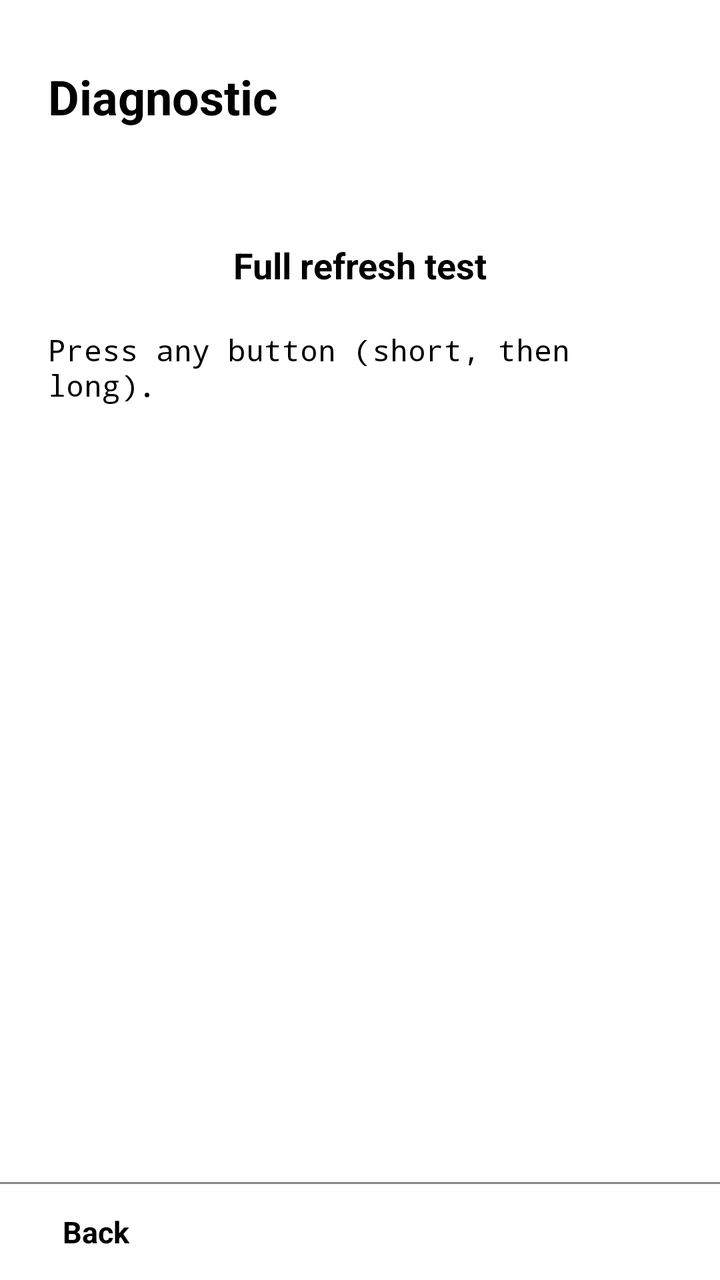
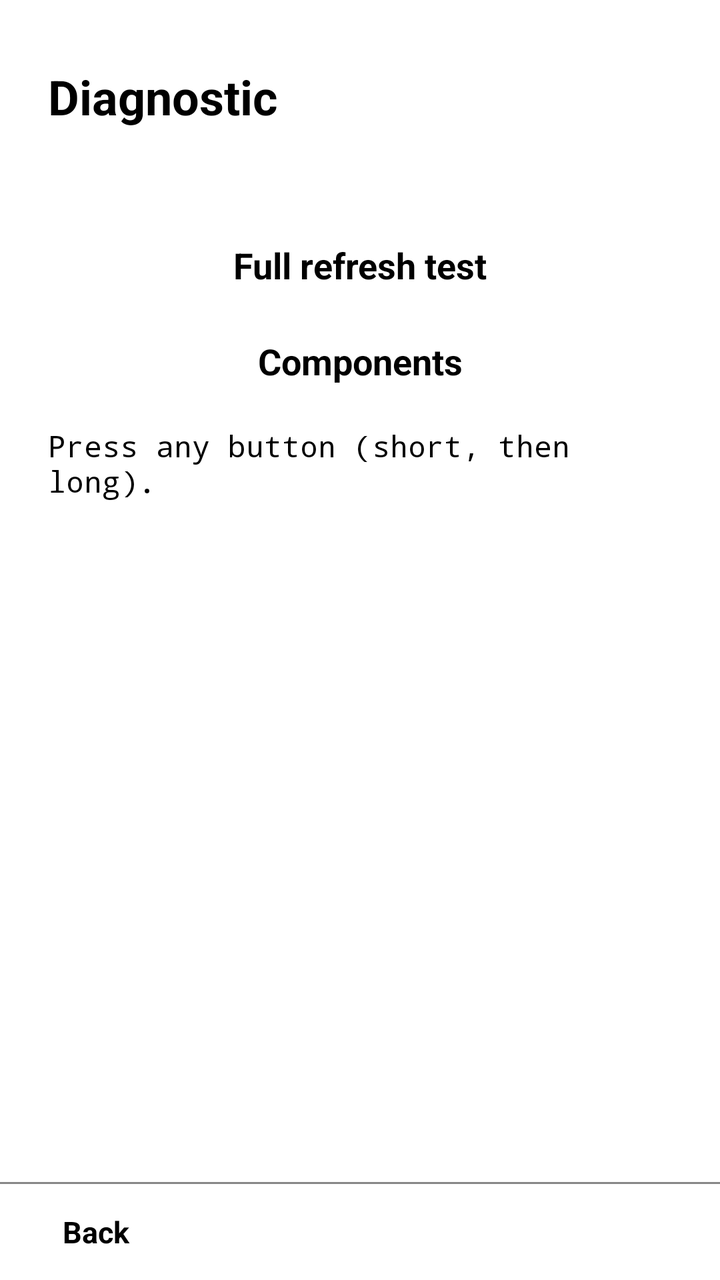

Compare the two renders of this Android layout. The source of the first and the diff that turns it into the second are given below.
<!-- AndroidManifest.xml: application theme AppTheme -->
<!-- res/layout/diagnostic.xml -->
<?xml version="1.0" encoding="utf-8"?>
<FrameLayout xmlns:android="http://schemas.android.com/apk/res/android"
    android:layout_width="match_parent"
    android:layout_height="match_parent">

    <LinearLayout
        android:layout_width="match_parent"
        android:layout_height="match_parent"
        android:orientation="vertical">

        <LinearLayout
            android:layout_width="match_parent"
            android:layout_height="0dp"
            android:layout_weight="1"
            android:orientation="vertical"
            android:padding="24dp">

            <TextView style="@style/Heading" android:text="@string/diagnostic" />

            <TextView android:id="@+id/display" style="@style/Body" android:textSize="15sp" />

            <TextView android:id="@+id/refresh_test" style="@style/Button" android:text="@string/refresh_test" />

            <TextView android:id="@+id/keys" style="@style/Body" android:textSize="15sp"
                android:fontFamily="monospace" android:text="@string/press_button" />
        </LinearLayout>

        <View style="@style/Divider" />

        <LinearLayout
            android:layout_width="match_parent"
            android:layout_height="48dp"
            android:orientation="horizontal">

            <TextView android:id="@+id/back" style="@style/PagerButton" android:text="@string/back" />
        </LinearLayout>
    </LinearLayout>

    
    <View
        android:id="@+id/flash"
        android:layout_width="match_parent"
        android:layout_height="match_parent"
        android:visibility="gone" />
</FrameLayout>
<!-- resources referenced by this layout -->
<resources>
  <string name="back">Back</string>
  <string name="diagnostic">Diagnostic</string>
  <string name="press_button">Press any button (short, then long).</string>
  <string name="refresh_test">Full refresh test</string>
  <style name="Body">
          <item name="android:layout_width">match_parent</item>
          <item name="android:layout_height">wrap_content</item>
          <item name="android:textSize">18sp</item>
          <item name="android:paddingTop">8dp</item>
          <item name="android:paddingBottom">8dp</item>
      </style>
  <style name="Button" parent="Body">
          <item name="android:minHeight">48dp</item>
          <item name="android:gravity">center</item>
          <item name="android:textStyle">bold</item>
          <item name="android:textColor">@color/tab_text</item>
          <item name="android:background">@drawable/inverting_bg</item>
      </style>
  <style name="Divider">
          <item name="android:layout_width">match_parent</item>
          <item name="android:layout_height">1dp</item>
          <item name="android:background">#888888</item>
      </style>
  <style name="Heading" parent="Body">
          <item name="android:textSize">24sp</item>
          <item name="android:textStyle">bold</item>
      </style>
  <style name="PagerButton">
          <item name="android:layout_width">96dp</item>
          <item name="android:layout_height">match_parent</item>
          <item name="android:gravity">center</item>
          <item name="android:textSize">15sp</item>
          <item name="android:textStyle">bold</item>
          <item name="android:textColor">@color/tab_text</item>
          <item name="android:background">@drawable/inverting_bg</item>
      </style>
  <style name="AppTheme" parent="android:Theme.Material.Light.NoActionBar">
          <item name="android:windowAnimationStyle">@null</item>
          <item name="android:windowBackground">@android:color/white</item>
          <item name="android:statusBarColor">@android:color/white</item>
          <item name="android:navigationBarColor">@android:color/white</item>
          <item name="android:windowLightStatusBar">true</item>
          <item name="android:windowLightNavigationBar">true</item>
          <item name="android:textColorPrimary">@android:color/black</item>
          <item name="android:textColorSecondary">@android:color/black</item>
          <item name="android:textColor">@android:color/black</item>
          <item name="android:colorAccent">@android:color/black</item>
          <item name="android:colorControlHighlight">@android:color/transparent</item>
      </style>
  <!-- drawable inverting_bg (drawable) -->
  <?xml version="1.0" encoding="utf-8"?>
  <selector xmlns:android="http://schemas.android.com/apk/res/android">
      <item android:drawable="@android:color/black" android:state_pressed="true" />
      <item android:drawable="@android:color/black" android:state_selected="true" />
      <item android:drawable="@android:color/white" />
  </selector>
</resources>

<!-- the commit's change to res/layout/diagnostic.xml (unified diff, before → after) -->
@@ -21,6 +21,8 @@
 
             <TextView android:id="@+id/refresh_test" style="@style/Button" android:text="@string/refresh_test" />
 
+            <TextView android:id="@+id/components" style="@style/Button" android:text="@string/components" />
+
             <TextView android:id="@+id/keys" style="@style/Body" android:textSize="15sp"
                 android:fontFamily="monospace" android:text="@string/press_button" />
         </LinearLayout>
<!-- resource entries referenced after the edit -->
@@ -1,6 +1,7 @@
 <!-- resources referenced by this layout -->
 <resources>
   <string name="back">Back</string>
+  <string name="components">Components</string>
   <string name="diagnostic">Diagnostic</string>
   <string name="press_button">Press any button (short, then long).</string>
   <string name="refresh_test">Full refresh test</string>
